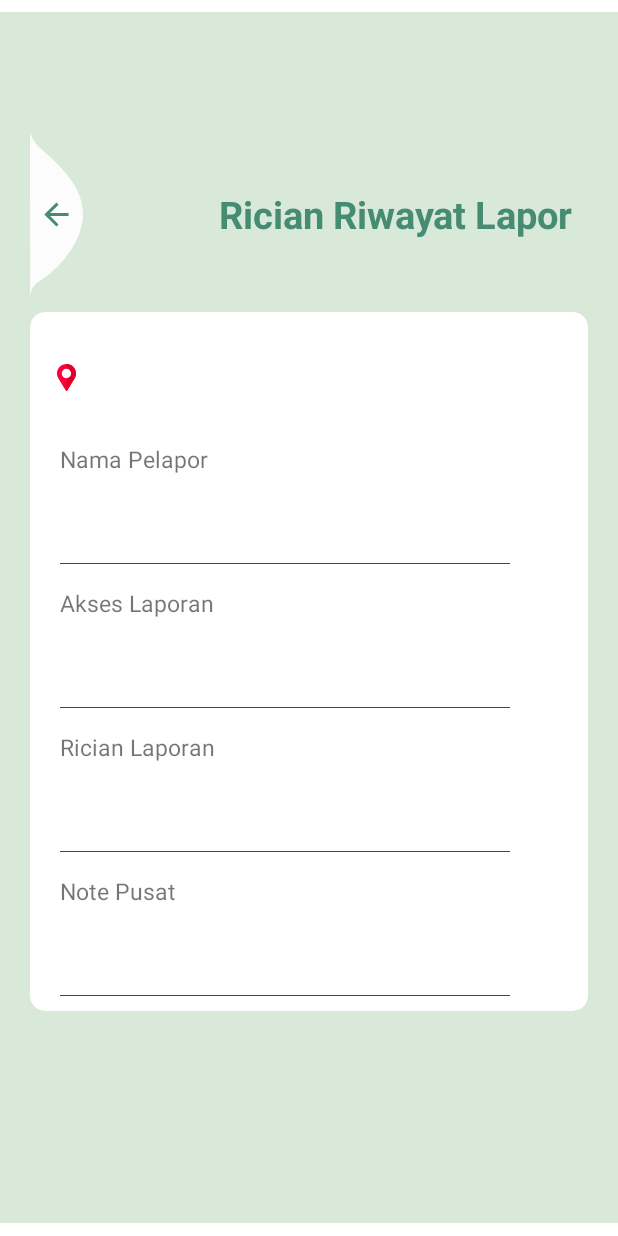
After one commit to alfalifr/Shelter_Mobile, an Android app: the RiwayatLaporDetilActivity screen opened directly, with no data from a screen before it, on a phone screen of 412 x 824 dp. The commit adds this screen. Run offline under Robolectric (Android 15) with nearby library versions, the phone set to English and light mode, and no system bars.

Commit message:
Working on Detil Lapor

```diff
--- /dev/null
+++ b/app/src/main/java/sidev/app/bangkit/capstone/sheltermobile/ui/RiwayatLaporDetilActivity.kt
@@ -0,0 +1,12 @@
+package sidev.app.bangkit.capstone.sheltermobile.ui
+
+import androidx.appcompat.app.AppCompatActivity
+import android.os.Bundle
+import sidev.app.bangkit.capstone.sheltermobile.R
+
+class RiwayatLaporDetilActivity : AppCompatActivity() {
+    override fun onCreate(savedInstanceState: Bundle?) {
+        super.onCreate(savedInstanceState)
+        setContentView(R.layout.activity_riwayat_lapor_detil)
+    }
+}
--- a/app/src/main/res/layout/activity_register.xml
+++ b/app/src/main/res/layout/activity_register.xml
@@ -178,8 +178,6 @@
 
                 </LinearLayout>
             </androidx.cardview.widget.CardView>
-
-
         </LinearLayout>
     </ScrollView>
 
--- /dev/null
+++ b/app/src/main/res/layout/activity_riwayat_lapor_detil.xml
@@ -0,0 +1,238 @@
+<?xml version="1.0" encoding="utf-8"?>
+<ScrollView xmlns:android="http://schemas.android.com/apk/res/android"
+    xmlns:app="http://schemas.android.com/apk/res-auto"
+    xmlns:tools="http://schemas.android.com/tools"
+    android:layout_width="match_parent"
+    android:layout_height="match_parent">
+
+    <RelativeLayout
+        android:layout_width="match_parent"
+        android:layout_height="wrap_content"
+        android:layout_gravity="center"
+        android:background="@color/green_lite"
+        android:focusableInTouchMode="true"
+        android:gravity="center"
+        tools:context="ui.RegisterActivity">
+
+        <ScrollView
+            android:layout_width="match_parent"
+            android:layout_height="match_parent"
+            android:layout_alignParentTop="true">
+
+            <LinearLayout
+                android:layout_width="match_parent"
+                android:layout_height="wrap_content"
+                android:layout_marginTop="20dp"
+                android:orientation="vertical"
+                android:padding="20dp">
+
+                <RelativeLayout
+                    android:layout_width="wrap_content"
+                    android:layout_height="wrap_content"
+                    android:layout_marginTop="40dp">
+
+                    <ImageView
+                        android:id="@+id/on_Login_plus"
+                        android:layout_width="wrap_content"
+                        android:layout_height="wrap_content"
+                        android:layout_alignParentStart="true"
+                        android:layout_alignParentBottom="true"
+                        android:layout_marginRight="11dp"
+                        android:adjustViewBounds="false"
+                        android:src="@drawable/ic_back_logreg" />
+
+                    <TextView
+                        style="@style/viewParent.headerText.NoMode"
+                        android:layout_alignParentEnd="true"
+                        android:layout_centerVertical="true"
+                        android:layout_marginTop="30dp"
+                        android:layout_marginEnd="10dp"
+                        android:fontFamily="@font/nunitosans_black"
+                        android:text="Rician Riwayat Lapor"
+                        android:textColor="@color/greenbow" />
+                </RelativeLayout>
+
+                <androidx.cardview.widget.CardView
+                    android:layout_width="match_parent"
+                    android:layout_height="wrap_content"
+                    android:layout_marginTop="10dp"
+                    app:cardBackgroundColor="@color/whiteTextColor"
+                    app:cardCornerRadius="10dp">
+
+                    <LinearLayout
+                        android:layout_width="match_parent"
+                        android:layout_height="wrap_content"
+                        android:layout_margin="10dp"
+                        android:orientation="vertical">
+
+
+                        <TextView
+                            android:id="@+id/tv_location_set"
+                            android:layout_width="wrap_content"
+                            android:layout_height="wrap_content"
+                            android:layout_gravity="center_vertical"
+                            android:layout_marginStart="5dp"
+                            android:layout_marginTop="20dp"
+                            android:drawablePadding="10dp"
+                            android:textSize="20sp"
+                            app:drawableStartCompat="@drawable/ic_placeholder"
+                            tools:text="Sidakalarang, Sumetera Utara" />
+
+
+                        <TextView
+                            android:id="@+id/tv_name_field"
+                            android:layout_width="wrap_content"
+                            android:layout_height="wrap_content"
+                            android:layout_marginStart="10dp"
+                            android:layout_marginTop="30dp"
+                            android:fontFamily="@font/nunitosans_light"
+                            android:text="@string/nama_pelapor"
+                            android:textSize="15sp"
+                            app:layout_constraintStart_toStartOf="parent"
+                            app:layout_constraintTop_toBottomOf="@id/card_edit_profile" />
+
+                        <TextView
+                            android:id="@+id/tv_name"
+                            android:layout_width="wrap_content"
+                            android:layout_height="wrap_content"
+                            android:layout_marginStart="10dp"
+                            android:layout_marginTop="15dp"
+                            android:fontFamily="@font/nunitosans_regular"
+                            android:textColor="@color/black"
+                            android:textSize="20sp"
+                            app:layout_constraintStart_toStartOf="parent"
+                            app:layout_constraintTop_toBottomOf="@id/tv_name_field"
+                            tools:text="Adi Sibutar" />
+                        <View
+                            android:id="@+id/divider_line"
+                            android:layout_width="300dp"
+                            android:layout_height="0.2dp"
+                            android:layout_marginStart="10dp"
+                            android:layout_marginTop="16dp"
+                            android:background="@color/font1"
+                            app:layout_constraintStart_toStartOf="parent"
+                            app:layout_constraintTop_toBottomOf="@id/tv_name" />
+
+                        <TextView
+                            android:id="@+id/tv_akses_laporan"
+                            android:layout_width="wrap_content"
+                            android:layout_height="wrap_content"
+                            android:layout_marginStart="10dp"
+                            android:layout_marginTop="15dp"
+                            android:fontFamily="@font/nunitosans_light"
+                            android:text="@string/akses_laporan"
+                            android:textSize="15sp"
+                            app:layout_constraintStart_toStartOf="parent"
+                            app:layout_constraintTop_toBottomOf="@id/divider_line" />
+
+                        <TextView
+                            android:id="@+id/tv_jenis_akses_laporan"
+                            android:layout_width="wrap_content"
+                            android:layout_height="wrap_content"
+                            android:layout_marginStart="10dp"
+                            android:layout_marginTop="15dp"
+                            android:fontFamily="@font/nunitosans_regular"
+                            android:textColor="@color/black"
+                            android:textSize="20sp"
+                            app:layout_constraintStart_toStartOf="parent"
+                            app:layout_constraintTop_toBottomOf="@id/tv_akses_laporan"
+                            tools:text="Telepon" />
+
+                        <View
+                            android:id="@+id/divider_line_1"
+                            android:layout_width="300dp"
+                            android:layout_height="0.2dp"
+                            android:layout_marginStart="10dp"
+                            android:layout_marginTop="16dp"
+                            android:background="@color/font1"
+                            app:layout_constraintStart_toStartOf="parent"
+                            app:layout_constraintTop_toBottomOf="@id/tv_jenis_akses_laporan" />
+
+                        <TextView
+                            android:id="@+id/tv_detil_laporan"
+                            android:layout_width="wrap_content"
+                            android:layout_height="wrap_content"
+                            android:layout_marginStart="10dp"
+                            android:layout_marginTop="15dp"
+                            android:fontFamily="@font/nunitosans_light"
+                            android:text="@string/rician_laporan"
+                            android:textSize="15sp"
+                            app:layout_constraintStart_toStartOf="parent"
+                            app:layout_constraintTop_toBottomOf="@id/divider_line_1" />
+
+                        <TextView
+                            android:id="@+id/tv_isi_detil_laporan"
+                            android:layout_width="wrap_content"
+                            android:layout_height="wrap_content"
+                            android:layout_marginStart="10dp"
+                            android:layout_marginTop="15dp"
+                            android:fontFamily="@font/nunitosans_regular"
+                            android:textColor="@color/black"
+                            android:textSize="20sp"
+                            app:layout_constraintStart_toStartOf="parent"
+                            app:layout_constraintTop_toBottomOf="@id/tv_detil_laporan"
+                            tools:text="00:05:31" />
+
+                        <View
+                            android:id="@+id/divider_line_2"
+                            android:layout_width="300dp"
+                            android:layout_height="0.2dp"
+                            android:layout_marginStart="10dp"
+                            android:layout_marginTop="16dp"
+                            android:background="@color/font1"
+                            app:layout_constraintStart_toStartOf="parent"
+                            app:layout_constraintTop_toBottomOf="@id/tv_email" />
+
+                        <TextView
+                            android:id="@+id/tv_note_admin"
+                            android:layout_width="wrap_content"
+                            android:layout_height="wrap_content"
+                            android:layout_marginStart="10dp"
+                            android:layout_marginTop="15dp"
+                            android:fontFamily="@font/nunitosans_light"
+                            android:text="@string/note_pusat"
+                            android:textSize="15sp"
+                            app:layout_constraintStart_toStartOf="parent"
+                            app:layout_constraintTop_toBottomOf="@id/divider_line_1" />
+
+                        <TextView
+                            android:id="@+id/tv_isi_detil_note"
+                            android:layout_width="wrap_content"
+                            android:layout_height="wrap_content"
+                            android:layout_marginStart="10dp"
+                            android:layout_marginTop="15dp"
+                            android:fontFamily="@font/nunitosans_regular"
+                            android:textColor="@color/red_velvet"
+                            android:textSize="20sp"
+                            app:layout_constraintStart_toStartOf="parent"
+                            app:layout_constraintTop_toBottomOf="@id/tv_note_admin"
+                            tools:text="Laporan Selesai" />
+
+                        <View
+                            android:id="@+id/divider_line_3"
+                            android:layout_width="300dp"
+                            android:layout_height="0.2dp"
+                            android:layout_marginStart="10dp"
+                            android:layout_marginTop="16dp"
+                            android:background="@color/font1"
+                            app:layout_constraintStart_toStartOf="parent"
+                            app:layout_constraintTop_toBottomOf="@id/tv_isi_detil_note" />
+
+
+                    </LinearLayout>
+                </androidx.cardview.widget.CardView>
+
+
+            </LinearLayout>
+        </ScrollView>
+
+        <View
+            android:layout_width="11dp"
+            android:layout_height="match_parent"
+            android:layout_alignParentTop="true"
+            android:layout_alignParentEnd="true"
+            android:layout_marginTop="20dp"
+            android:background="@drawable/ic_side_logreg" />
+
+    </RelativeLayout>
+</ScrollView>
--- /dev/null
+++ b/app/src/main/res/layout/dialog_location.xml
@@ -0,0 +1,6 @@
+<?xml version="1.0" encoding="utf-8"?>
+<androidx.constraintlayout.widget.ConstraintLayout
+    xmlns:android="http://schemas.android.com/apk/res/android" android:layout_width="match_parent"
+    android:layout_height="match_parent">
+
+</androidx.constraintlayout.widget.ConstraintLayout>
--- a/app/src/main/res/values/strings.xml
+++ b/app/src/main/res/values/strings.xml
@@ -35,7 +35,7 @@
     <string name="profil_anda">Profil Anda</string>
     <string name="nama">Nama</string>
     <string name="jenis_kelamin">Jenis Kelamin</string>
-<!--    <string name="email">Email</string> -->
+    <!--    <string name="email">Email</string> -->
     <string name="lokasi">Lokasi</string>
     <string name="keluar">Keluar</string>
     <string name="edit_profil">Edit Profil</string>
@@ -45,4 +45,11 @@
     <string name="edit_profil_anda">Edit Profil Anda</string>
     <string name="edit_profil_anda">Edit Profil Anda</string>
     <string name="simpan_perubahan">Simpan Perubahan</string>
+    <string name="ubah_lokasi">Ubah Lokasi</string>
+    <string name="keluar">Keluar</string>
+    <string name="rician_riwayat_lapor">Rician Riwayat Lapor</string>
+    <string name="nama_pelapor">Nama Pelapor</string>
+    <string name="akses_laporan">Akses Laporan</string>
+    <string name="rician_laporan">Rician Laporan</string>
+    <string name="note_pusat">Note Pusat</string>
 </resources>
```
Also changed, not shown: app/src/main/AndroidManifest.xml (+4 -3 lines), app/src/main/java/sidev/app/bangkit/capstone/sheltermobile/ui/PengaturanEditActivity.kt (+25 -1 lines), app/src/main/res/layout/activity_pengaturan_edit.xml (+51 -20 lines), app/src/main/res/layout/fragment_profil.xml (+36 -1 lines).
